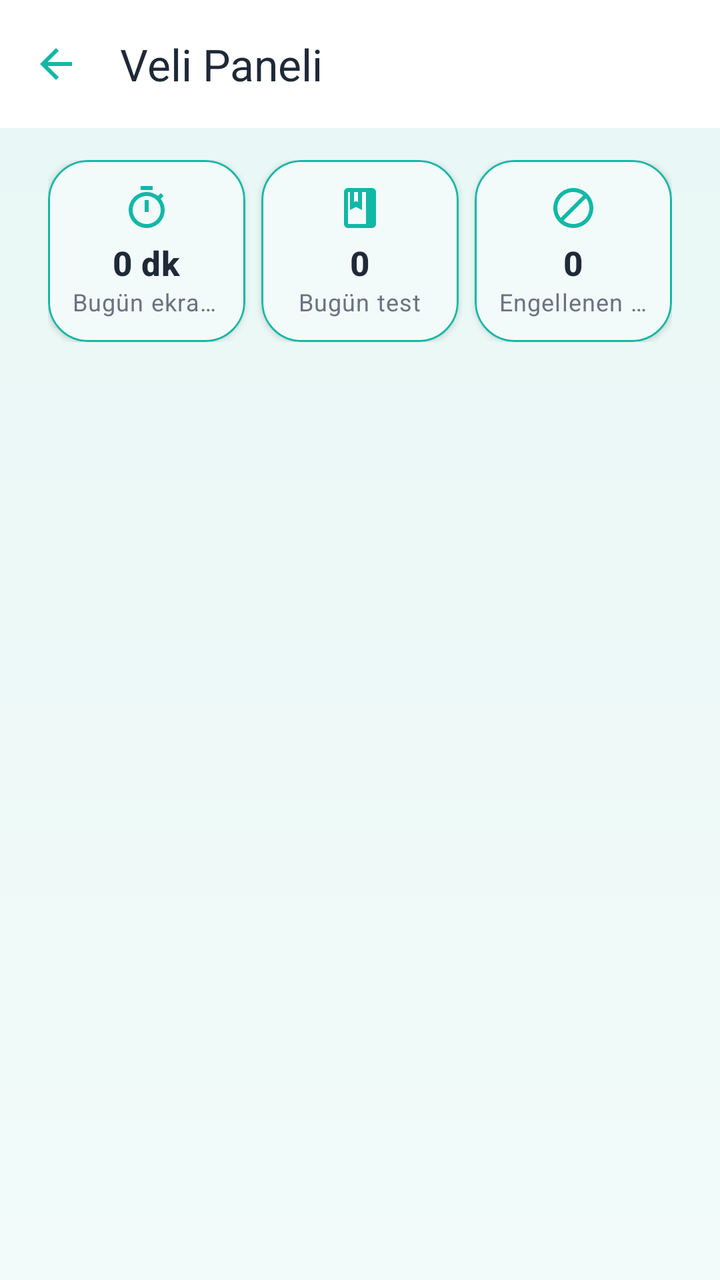
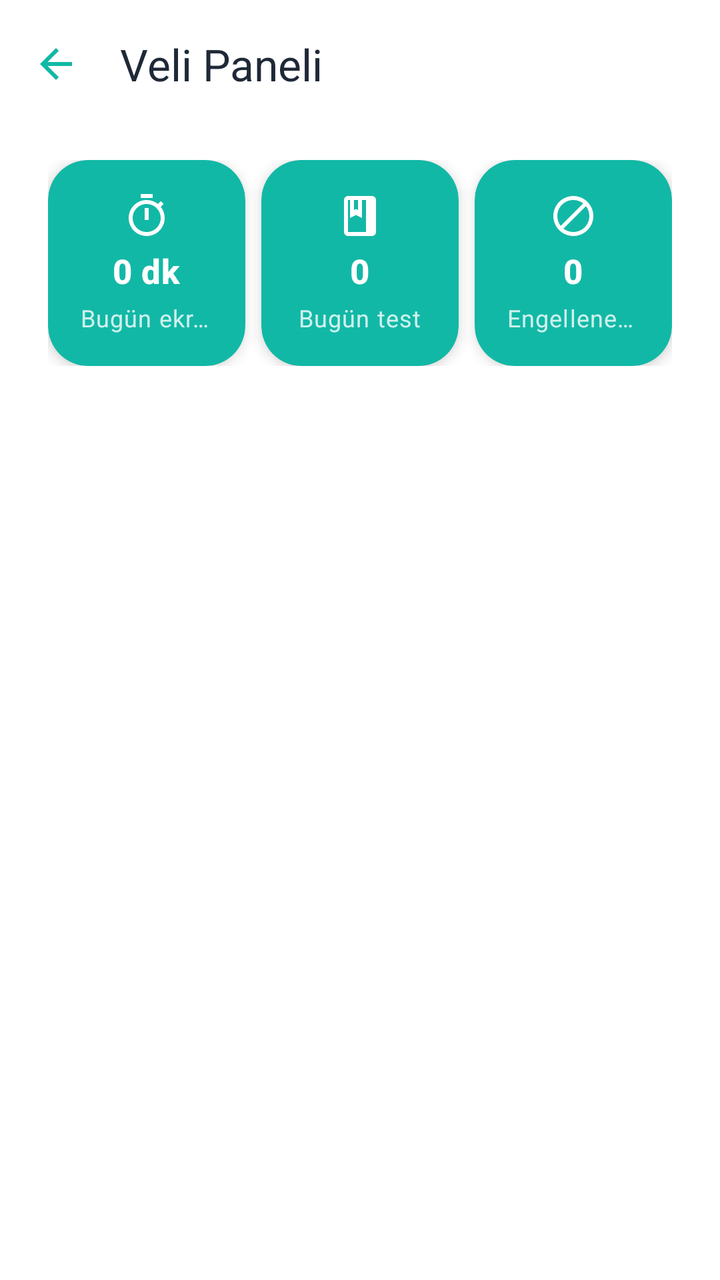

Before-and-after screenshots of an Android layout around one commit, followed by the original layout XML and the change that was made.
<!-- AndroidManifest.xml: application theme Theme.BrainBuddy -->
<!-- res/layout/activity_parent.xml -->
<?xml version="1.0" encoding="utf-8"?>
<LinearLayout xmlns:android="http://schemas.android.com/apk/res/android"
    xmlns:app="http://schemas.android.com/apk/res-auto"
    xmlns:tools="http://schemas.android.com/tools"
    android:layout_width="match_parent"
    android:layout_height="match_parent"
    android:orientation="vertical"
    android:background="@drawable/bg_gradient">

    <com.google.android.material.appbar.MaterialToolbar
        android:id="@+id/toolbar"
        android:layout_width="match_parent"
        android:layout_height="?attr/actionBarSize"
        android:background="@color/white"
        app:title="@string/parent_hub_title"
        app:titleTextColor="@color/bb_text"
        app:navigationIcon="?attr/homeAsUpIndicator"
        app:navigationIconTint="?attr/colorPrimary" />

    <ScrollView
        android:layout_width="match_parent"
        android:layout_height="match_parent"
        android:fillViewport="true"
        android:clipToPadding="false"
        android:overScrollMode="never">

        <LinearLayout
            android:layout_width="match_parent"
            android:layout_height="wrap_content"
            android:orientation="vertical"
            android:paddingStart="@dimen/space_24"
            android:paddingEnd="@dimen/space_24"
            android:paddingTop="@dimen/space_16"
            android:paddingBottom="@dimen/space_24">

            
            <LinearLayout
                android:id="@+id/summaryRow"
                android:layout_width="match_parent"
                android:layout_height="wrap_content"
                android:orientation="horizontal"
                android:baselineAligned="false"
                android:layout_marginBottom="@dimen/space_24">

                <com.google.android.material.card.MaterialCardView
                    style="@style/Widget.BrainBuddy.Card"
                    android:layout_width="0dp"
                    android:layout_height="wrap_content"
                    android:layout_weight="1"
                    android:layout_marginEnd="@dimen/space_4"
                    app:cardCornerRadius="20dp"
                    app:cardBackgroundColor="@color/bb_surface_container"
                    app:strokeColor="@color/bb_outline_variant"
                    app:strokeWidth="1dp">

                    <LinearLayout
                        android:layout_width="match_parent"
                        android:layout_height="wrap_content"
                        android:orientation="vertical"
                        android:padding="@dimen/space_12"
                        android:gravity="center">

                        <ImageView
                            android:layout_width="24dp"
                            android:layout_height="24dp"
                            android:src="@drawable/ic_timer"
                            app:tint="?attr/colorPrimary"
                            android:contentDescription="@null" />

                        <TextView
                            android:id="@+id/tvTodayScreenTime"
                            style="@style/TextAppearance.BrainBuddy.Title"
                            android:layout_width="wrap_content"
                            android:layout_height="wrap_content"
                            android:layout_marginTop="@dimen/space_4"
                            android:text="0 dk"
                            android:maxLines="1"
                            android:ellipsize="end" />

                        <TextView
                            style="@style/TextAppearance.BrainBuddy.Caption"
                            android:layout_width="wrap_content"
                            android:layout_height="wrap_content"
                            android:text="@string/parent_summary_screen_time"
                            android:maxLines="1"
                            android:ellipsize="end" />
                    </LinearLayout>
                </com.google.android.material.card.MaterialCardView>

                <com.google.android.material.card.MaterialCardView
                    style="@style/Widget.BrainBuddy.Card"
                    android:layout_width="0dp"
                    android:layout_height="wrap_content"
                    android:layout_weight="1"
                    android:layout_marginHorizontal="@dimen/space_4"
                    app:cardCornerRadius="20dp"
                    app:cardBackgroundColor="@color/bb_surface_container"
                    app:strokeColor="@color/bb_outline_variant"
                    app:strokeWidth="1dp">

                    <LinearLayout
                        android:layout_width="match_parent"
                        android:layout_height="wrap_content"
                        android:orientation="vertical"
                        android:padding="@dimen/space_12"
                        android:gravity="center">

                        <ImageView
                            android:layout_width="24dp"
                            android:layout_height="24dp"
                            android:src="@drawable/ic_quiz"
                            app:tint="?attr/colorPrimary"
                            android:contentDescription="@null" />

                        <TextView
                            android:id="@+id/tvTodayTests"
                            style="@style/TextAppearance.BrainBuddy.Title"
                            android:layout_width="wrap_content"
                            android:layout_height="wrap_content"
                            android:layout_marginTop="@dimen/space_4"
                            android:text="0"
                            android:maxLines="1"
                            android:ellipsize="end" />

                        <TextView
                            style="@style/TextAppearance.BrainBuddy.Caption"
                            android:layout_width="wrap_content"
                            android:layout_height="wrap_content"
                            android:text="@string/parent_summary_tests"
                            android:maxLines="1"
                            android:ellipsize="end" />
                    </LinearLayout>
                </com.google.android.material.card.MaterialCardView>

                <com.google.android.material.card.MaterialCardView
                    style="@style/Widget.BrainBuddy.Card"
                    android:layout_width="0dp"
                    android:layout_height="wrap_content"
                    android:layout_weight="1"
                    android:layout_marginStart="@dimen/space_4"
                    app:cardCornerRadius="20dp"
                    app:cardBackgroundColor="@color/bb_surface_container"
                    app:strokeColor="@color/bb_outline_variant"
                    app:strokeWidth="1dp">

                    <LinearLayout
                        android:layout_width="match_parent"
                        android:layout_height="wrap_content"
                        android:orientation="vertical"
                        android:padding="@dimen/space_12"
                        android:gravity="center">

                        <ImageView
                            android:layout_width="24dp"
                            android:layout_height="24dp"
                            android:src="@drawable/ic_block"
                            app:tint="?attr/colorPrimary"
                            android:contentDescription="@null" />

                        <TextView
                            android:id="@+id/tvBlockedAppsCount"
                            style="@style/TextAppearance.BrainBuddy.Title"
                            android:layout_width="wrap_content"
                            android:layout_height="wrap_content"
                            android:layout_marginTop="@dimen/space_4"
                            android:text="0"
                            android:maxLines="1"
                            android:ellipsize="end" />

                        <TextView
                            style="@style/TextAppearance.BrainBuddy.Caption"
                            android:layout_width="wrap_content"
                            android:layout_height="wrap_content"
                            android:text="@string/parent_summary_blocked"
                            android:maxLines="1"
                            android:ellipsize="end" />
                    </LinearLayout>
                </com.google.android.material.card.MaterialCardView>
            </LinearLayout>

            
            <androidx.recyclerview.widget.RecyclerView
                android:id="@+id/gridParentCategories"
                android:layout_width="match_parent"
                android:layout_height="wrap_content"
                android:nestedScrollingEnabled="false"
                android:clipToPadding="false"
                tools:listitem="@layout/item_parent_category"
                tools:itemCount="5"
                tools:layoutManager="androidx.recyclerview.widget.GridLayoutManager" />
        </LinearLayout>
    </ScrollView>
</LinearLayout>
<!-- res/layout/item_parent_category.xml (included above) -->
<?xml version="1.0" encoding="utf-8"?>
<com.google.android.material.card.MaterialCardView xmlns:android="http://schemas.android.com/apk/res/android"
    xmlns:app="http://schemas.android.com/apk/res-auto"
    android:id="@+id/cardRoot"
    style="@style/Widget.BrainBuddy.Card"
    android:layout_width="match_parent"
    android:layout_height="wrap_content"
    android:layout_margin="@dimen/space_8"
    android:minHeight="130dp">

    <LinearLayout
        android:layout_width="match_parent"
        android:layout_height="wrap_content"
        android:orientation="vertical"
        android:gravity="center_horizontal"
        android:padding="@dimen/space_16">

        <ImageView
            android:id="@+id/icon"
            android:layout_width="40dp"
            android:layout_height="40dp"
            android:contentDescription="@null"
            app:tint="?attr/colorPrimary" />

        <TextView
            android:id="@+id/title"
            style="@style/TextAppearance.BrainBuddy.Title"
            android:layout_width="wrap_content"
            android:layout_height="wrap_content"
            android:layout_marginTop="@dimen/space_12"
            android:gravity="center"
            android:maxLines="2"
            android:ellipsize="end" />

        <TextView
            android:id="@+id/subtitle"
            style="@style/TextAppearance.BrainBuddy.Caption"
            android:layout_width="wrap_content"
            android:layout_height="wrap_content"
            android:layout_marginTop="@dimen/space_4"
            android:gravity="center"
            android:maxLines="2"
            android:ellipsize="end" />
    </LinearLayout>
</com.google.android.material.card.MaterialCardView>
<!-- resources referenced by this layout -->
<resources>
  <color name="bb_outline_variant">@color/emerald_primary</color>
  <color name="bb_surface_container">@color/emerald_surface</color>
  <color name="bb_text">#1F2937</color>
  <color name="white">#FFFFFF</color>
  <dimen name="space_12">12dp</dimen>
  <dimen name="space_16">16dp</dimen>
  <dimen name="space_24">24dp</dimen>
  <dimen name="space_4">4dp</dimen>
  <dimen name="space_8">8dp</dimen>
  <!-- drawable bg_gradient (drawable) -->
  <?xml version="1.0" encoding="utf-8"?>
  <layer-list xmlns:android="http://schemas.android.com/apk/res/android">
      <item>
          <shape>
              <gradient
                  android:angle="270"
                  android:startColor="@color/emerald_light"
                  android:endColor="@color/emerald_surface"/>
          </shape>
      </item>
  </layer-list>
  <!-- drawable ic_quiz (drawable) -->
  <?xml version="1.0" encoding="utf-8"?>
  <vector xmlns:android="http://schemas.android.com/apk/res/android"
      android:width="24dp"
      android:height="24dp"
      android:viewportWidth="24"
      android:viewportHeight="24">
      <path
          android:fillColor="#FF000000"
          android:pathData="M18,2H6C4.9,2 4,2.9 4,4v16c0,1.1 0.9,2 2,2h12c1.1,0 2,-0.9 2,-2V4C20,2.9 19.1,2 18,2zM9,4h2v5l-1,-0.5L9,9V4zM18,20H6V4h1v9l3,-1.5 3,1.5V4h2V20z"/>
  </vector>
  <string name="parent_hub_title">Veli Paneli</string>
  <string name="parent_summary_blocked">Engellenen uygulama</string>
  <string name="parent_summary_screen_time">Bugün ekran süresi</string>
  <string name="parent_summary_tests">Bugün test</string>
  <style name="TextAppearance.BrainBuddy.Caption" parent="TextAppearance.Material3.BodySmall">
          <item name="android:textSize">12sp</item>
          <item name="android:textColor">?android:attr/textColorSecondary</item>
      </style>
  <style name="TextAppearance.BrainBuddy.Title" parent="TextAppearance.Material3.TitleMedium">
          <item name="android:textSize">17sp</item>
          <item name="android:textStyle">bold</item>
          <item name="android:textColor">?android:attr/textColorPrimary</item>
      </style>
  <style name="Widget.BrainBuddy.Card" parent="Widget.Material3.CardView.Elevated">
          <item name="cardCornerRadius">@dimen/card_corner_radius</item>
          <item name="cardElevation">@dimen/card_elevation</item>
          <item name="cardBackgroundColor">?attr/colorSurfaceContainer</item>
          <item name="strokeColor">?attr/colorOutlineVariant</item>
          <item name="strokeWidth">1dp</item>
          <item name="android:foreground">?attr/selectableItemBackground</item>
      </style>
  <color name="emerald_primary">#12B8A6</color>
  <color name="emerald_surface">#F2FBFA</color>
  <color name="emerald_light">#E8F7F5</color>
  <dimen name="card_corner_radius">24dp</dimen>
  <dimen name="card_elevation">2dp</dimen>
  <color name="bb_primary">@color/emerald_primary</color>
  <color name="bb_secondary">@color/emerald_dark</color>
  <color name="bb_accent">#FFC107</color>
  <color name="black">#000000</color>
  <color name="bb_error">#FF5252</color>
  <color name="bb_bg">@color/emerald_light</color>
  <color name="bb_text_muted">#6B7280</color>
  <color name="emerald_dark">#0E9C8D</color>
  <style name="BBButton" parent="Widget.Material3.Button">
          <item name="android:minHeight">56dp</item>
          <item name="android:paddingStart">24dp</item>
          <item name="android:paddingEnd">24dp</item>
          <item name="cornerRadius">16dp</item>
          <item name="android:textAllCaps">false</item>
          <item name="android:textColor">?attr/colorOnPrimary</item>
          <item name="android:textSize">16sp</item>
          <item name="android:textStyle">bold</item>
          <item name="backgroundTint">?attr/colorPrimary</item>
      </style>
  <!-- unchanged entries left out for length: 3 -->
</resources>

<!-- the commit's change to res/layout/activity_parent.xml (unified diff, before → after) -->
@@ -5,7 +5,7 @@
     android:layout_width="match_parent"
     android:layout_height="match_parent"
     android:orientation="vertical"
-    android:background="@drawable/bg_gradient">
+    android:background="@color/white">
 
     <com.google.android.material.appbar.MaterialToolbar
         android:id="@+id/toolbar"
@@ -40,36 +40,32 @@
                 android:layout_height="wrap_content"
                 android:orientation="horizontal"
                 android:baselineAligned="false"
-                android:layout_marginBottom="@dimen/space_24">
+                android:layout_marginBottom="@dimen/space_16">
 
                 <com.google.android.material.card.MaterialCardView
-                    style="@style/Widget.BrainBuddy.Card"
+                    style="@style/Widget.BrainBuddy.ParentEmeraldCard"
                     android:layout_width="0dp"
                     android:layout_height="wrap_content"
                     android:layout_weight="1"
-                    android:layout_marginEnd="@dimen/space_4"
-                    app:cardCornerRadius="20dp"
-                    app:cardBackgroundColor="@color/bb_surface_container"
-                    app:strokeColor="@color/bb_outline_variant"
-                    app:strokeWidth="1dp">
+                    android:layout_marginEnd="@dimen/space_4">
 
                     <LinearLayout
                         android:layout_width="match_parent"
                         android:layout_height="wrap_content"
                         android:orientation="vertical"
-                        android:padding="@dimen/space_12"
+                        android:padding="@dimen/space_16"
                         android:gravity="center">
 
                         <ImageView
                             android:layout_width="24dp"
                             android:layout_height="24dp"
                             android:src="@drawable/ic_timer"
-                            app:tint="?attr/colorPrimary"
+                            app:tint="@color/text_on_emerald"
                             android:contentDescription="@null" />
 
                         <TextView
                             android:id="@+id/tvTodayScreenTime"
-                            style="@style/TextAppearance.BrainBuddy.Title"
+                            style="@style/TextAppearance.BrainBuddy.Parent.Title"
                             android:layout_width="wrap_content"
                             android:layout_height="wrap_content"
                             android:layout_marginTop="@dimen/space_4"
@@ -78,9 +74,10 @@
                             android:ellipsize="end" />
 
                         <TextView
-                            style="@style/TextAppearance.BrainBuddy.Caption"
-                            android:layout_width="wrap_content"
-                            android:layout_height="wrap_content"
+                            style="@style/TextAppearance.BrainBuddy.Parent.Caption"
+                            android:layout_width="wrap_content"
+                            android:layout_height="wrap_content"
+                            android:layout_marginTop="@dimen/space_4"
                             android:text="@string/parent_summary_screen_time"
                             android:maxLines="1"
                             android:ellipsize="end" />
@@ -88,33 +85,29 @@
                 </com.google.android.material.card.MaterialCardView>
 
                 <com.google.android.material.card.MaterialCardView
-                    style="@style/Widget.BrainBuddy.Card"
+                    style="@style/Widget.BrainBuddy.ParentEmeraldCard"
                     android:layout_width="0dp"
                     android:layout_height="wrap_content"
                     android:layout_weight="1"
-                    android:layout_marginHorizontal="@dimen/space_4"
-                    app:cardCornerRadius="20dp"
-                    app:cardBackgroundColor="@color/bb_surface_container"
-                    app:strokeColor="@color/bb_outline_variant"
-                    app:strokeWidth="1dp">
+                    android:layout_marginHorizontal="@dimen/space_4">
 
                     <LinearLayout
                         android:layout_width="match_parent"
                         android:layout_height="wrap_content"
                         android:orientation="vertical"
-                        android:padding="@dimen/space_12"
+                        android:padding="@dimen/space_16"
                         android:gravity="center">
 
                         <ImageView
                             android:layout_width="24dp"
                             android:layout_height="24dp"
                             android:src="@drawable/ic_quiz"
-                            app:tint="?attr/colorPrimary"
+                            app:tint="@color/text_on_emerald"
                             android:contentDescription="@null" />
 
                         <TextView
                             android:id="@+id/tvTodayTests"
-                            style="@style/TextAppearance.BrainBuddy.Title"
+                            style="@style/TextAppearance.BrainBuddy.Parent.Title"
                             android:layout_width="wrap_content"
                             android:layout_height="wrap_content"
                             android:layout_marginTop="@dimen/space_4"
@@ -123,9 +116,10 @@
                             android:ellipsize="end" />
 
                         <TextView
-                            style="@style/TextAppearance.BrainBuddy.Caption"
-                            android:layout_width="wrap_content"
-                            android:layout_height="wrap_content"
+                            style="@style/TextAppearance.BrainBuddy.Parent.Caption"
+                            android:layout_width="wrap_content"
+                            android:layout_height="wrap_content"
+                            android:layout_marginTop="@dimen/space_4"
                             android:text="@string/parent_summary_tests"
                             android:maxLines="1"
                             android:ellipsize="end" />
@@ -133,33 +127,29 @@
                 </com.google.android.material.card.MaterialCardView>
 
                 <com.google.android.material.card.MaterialCardView
-                    style="@style/Widget.BrainBuddy.Card"
+                    style="@style/Widget.BrainBuddy.ParentEmeraldCard"
                     android:layout_width="0dp"
                     android:layout_height="wrap_content"
                     android:layout_weight="1"
-                    android:layout_marginStart="@dimen/space_4"
-                    app:cardCornerRadius="20dp"
-                    app:cardBackgroundColor="@color/bb_surface_container"
-                    app:strokeColor="@color/bb_outline_variant"
-                    app:strokeWidth="1dp">
+                    android:layout_marginStart="@dimen/space_4">
 
                     <LinearLayout
                         android:layout_width="match_parent"
                         android:layout_height="wrap_content"
                         android:orientation="vertical"
-                        android:padding="@dimen/space_12"
+                        android:padding="@dimen/space_16"
                         android:gravity="center">
 
                         <ImageView
                             android:layout_width="24dp"
                             android:layout_height="24dp"
                             android:src="@drawable/ic_block"
-                            app:tint="?attr/colorPrimary"
+                            app:tint="@color/text_on_emerald"
                             android:contentDescription="@null" />
 
                         <TextView
                             android:id="@+id/tvBlockedAppsCount"
-                            style="@style/TextAppearance.BrainBuddy.Title"
+                            style="@style/TextAppearance.BrainBuddy.Parent.Title"
                             android:layout_width="wrap_content"
                             android:layout_height="wrap_content"
                             android:layout_marginTop="@dimen/space_4"
@@ -168,9 +158,10 @@
                             android:ellipsize="end" />
 
                         <TextView
-                            style="@style/TextAppearance.BrainBuddy.Caption"
-                            android:layout_width="wrap_content"
-                            android:layout_height="wrap_content"
+                            style="@style/TextAppearance.BrainBuddy.Parent.Caption"
+                            android:layout_width="wrap_content"
+                            android:layout_height="wrap_content"
+                            android:layout_marginTop="@dimen/space_4"
                             android:text="@string/parent_summary_blocked"
                             android:maxLines="1"
                             android:ellipsize="end" />
@@ -180,6 +171,7 @@
 
             
             <androidx.recyclerview.widget.RecyclerView
+                android:layout_marginTop="@dimen/space_16"
                 android:id="@+id/gridParentCategories"
                 android:layout_width="match_parent"
                 android:layout_height="wrap_content"
@@ -196,7 +188,7 @@
 <com.google.android.material.card.MaterialCardView xmlns:android="http://schemas.android.com/apk/res/android"
     xmlns:app="http://schemas.android.com/apk/res-auto"
     android:id="@+id/cardRoot"
-    style="@style/Widget.BrainBuddy.Card"
+    style="@style/Widget.BrainBuddy.ParentEmeraldCard"
     android:layout_width="match_parent"
     android:layout_height="wrap_content"
     android:layout_margin="@dimen/space_8"
@@ -214,11 +206,11 @@
             android:layout_width="40dp"
             android:layout_height="40dp"
             android:contentDescription="@null"
-            app:tint="?attr/colorPrimary" />
+            app:tint="@color/text_on_emerald" />
 
         <TextView
             android:id="@+id/title"
-            style="@style/TextAppearance.BrainBuddy.Title"
+            style="@style/TextAppearance.BrainBuddy.Parent.Title"
             android:layout_width="wrap_content"
             android:layout_height="wrap_content"
             android:layout_marginTop="@dimen/space_12"
@@ -228,7 +220,7 @@
 
         <TextView
             android:id="@+id/subtitle"
-            style="@style/TextAppearance.BrainBuddy.Caption"
+            style="@style/TextAppearance.BrainBuddy.Parent.Caption"
             android:layout_width="wrap_content"
             android:layout_height="wrap_content"
             android:layout_marginTop="@dimen/space_4"
<!-- resource entries referenced after the edit -->
@@ -3,6 +3,7 @@
   <color name="bb_outline_variant">@color/emerald_primary</color>
   <color name="bb_surface_container">@color/emerald_surface</color>
   <color name="bb_text">#1F2937</color>
+  <color name="text_on_emerald">#FFFFFF</color>
   <color name="white">#FFFFFF</color>
   <dimen name="space_12">12dp</dimen>
   <dimen name="space_16">16dp</dimen>
@@ -36,28 +37,26 @@
   <string name="parent_summary_blocked">Engellenen uygulama</string>
   <string name="parent_summary_screen_time">Bugün ekran süresi</string>
   <string name="parent_summary_tests">Bugün test</string>
-  <style name="TextAppearance.BrainBuddy.Caption" parent="TextAppearance.Material3.BodySmall">
+  <style name="TextAppearance.BrainBuddy.Parent.Caption" parent="TextAppearance.Material3.BodySmall">
           <item name="android:textSize">12sp</item>
-          <item name="android:textColor">?android:attr/textColorSecondary</item>
+          <item name="android:textColor">@color/text_on_emerald_muted</item>
       </style>
-  <style name="TextAppearance.BrainBuddy.Title" parent="TextAppearance.Material3.TitleMedium">
+  <style name="TextAppearance.BrainBuddy.Parent.Title" parent="TextAppearance.Material3.TitleMedium">
           <item name="android:textSize">17sp</item>
           <item name="android:textStyle">bold</item>
-          <item name="android:textColor">?android:attr/textColorPrimary</item>
+          <item name="android:textColor">@color/text_on_emerald</item>
       </style>
-  <style name="Widget.BrainBuddy.Card" parent="Widget.Material3.CardView.Elevated">
-          <item name="cardCornerRadius">@dimen/card_corner_radius</item>
-          <item name="cardElevation">@dimen/card_elevation</item>
-          <item name="cardBackgroundColor">?attr/colorSurfaceContainer</item>
-          <item name="strokeColor">?attr/colorOutlineVariant</item>
-          <item name="strokeWidth">1dp</item>
+  <style name="Widget.BrainBuddy.ParentEmeraldCard" parent="Widget.Material3.CardView.Elevated">
+          <item name="cardCornerRadius">20dp</item>
+          <item name="cardElevation">4dp</item>
+          <item name="cardBackgroundColor">@color/emerald_primary</item>
+          <item name="strokeWidth">0dp</item>
           <item name="android:foreground">?attr/selectableItemBackground</item>
       </style>
+  <color name="text_on_emerald_muted">#CCFFFFFF</color>
   <color name="emerald_primary">#12B8A6</color>
   <color name="emerald_surface">#F2FBFA</color>
   <color name="emerald_light">#E8F7F5</color>
-  <dimen name="card_corner_radius">24dp</dimen>
-  <dimen name="card_elevation">2dp</dimen>
   <color name="bb_primary">@color/emerald_primary</color>
   <color name="bb_secondary">@color/emerald_dark</color>
   <color name="bb_accent">#FFC107</color>
